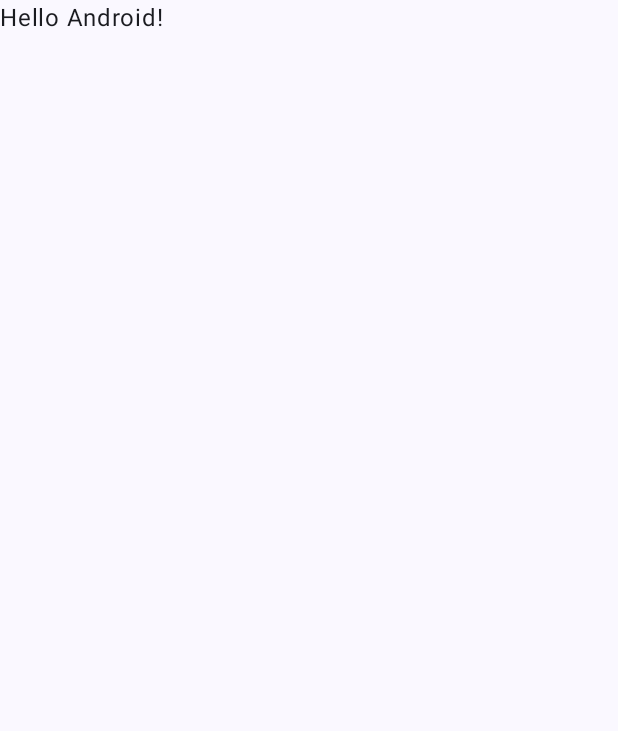
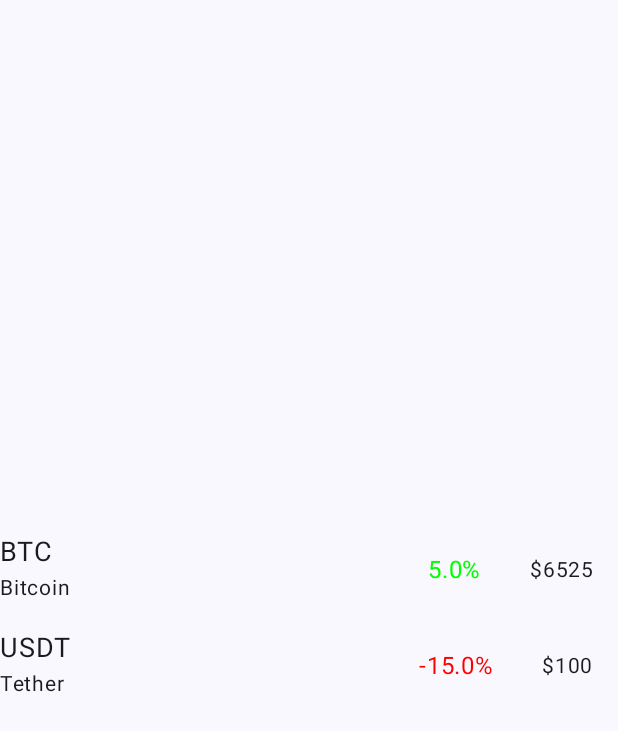
Before and after one commit to herreradiaz14/CoinCap-Android-MSOFT, an Android app built with Jetpack Compose: the screen it shows after launch (MainActivity), on a phone screen of 412 x 824 dp. Before the commit the part shown is almost empty. Shown: the top 731 px of the screen. Run offline under Robolectric (Android 15) with nearby library versions, the phone set to English and light mode, and no system bars; our stand-ins replace Dagger/Hilt's generated code; pictures from the network do not load.

Commit message:
Commit clase de 5 de abril de 2025

```diff
--- a/CoinCapApp/app/src/main/AndroidManifest.xml
+++ b/CoinCapApp/app/src/main/AndroidManifest.xml
@@ -2,7 +2,9 @@
 <manifest xmlns:android="http://schemas.android.com/apk/res/android"
     xmlns:tools="http://schemas.android.com/tools">
 
+    <uses-permission android:name="android.permission.INTERNET" />
     <application
+        android:name=".CoinCapApp"
         android:allowBackup="true"
         android:dataExtractionRules="@xml/data_extraction_rules"
         android:fullBackupContent="@xml/backup_rules"
--- /dev/null
+++ b/CoinCapApp/app/src/main/java/com/example/coincapapp/CoinCapApp.kt
@@ -0,0 +1,7 @@
+package com.example.coincapapp
+import android.app.Application
+import dagger.hilt.android.HiltAndroidApp
+
+@HiltAndroidApp
+class CoinCapApp: Application() {
+}
--- a/CoinCapApp/app/src/main/java/com/example/coincapapp/MainActivity.kt
+++ b/CoinCapApp/app/src/main/java/com/example/coincapapp/MainActivity.kt
@@ -4,14 +4,21 @@ import android.os.Bundle
 import androidx.activity.ComponentActivity
 import androidx.activity.compose.setContent
 import androidx.activity.enableEdgeToEdge
+import androidx.compose.foundation.layout.Arrangement
+import androidx.compose.foundation.layout.Column
+import androidx.compose.foundation.layout.Spacer
 import androidx.compose.foundation.layout.fillMaxSize
 import androidx.compose.foundation.layout.padding
+import androidx.compose.foundation.layout.size
 import androidx.compose.material3.Scaffold
 import androidx.compose.material3.Text
 import androidx.compose.runtime.Composable
 import androidx.compose.ui.Modifier
 import androidx.compose.ui.tooling.preview.Preview
+import androidx.compose.ui.unit.dp
+import com.example.coincapapp.models.Asset
 import com.example.coincapapp.ui.theme.CoinCapAppTheme
+import com.example.coincapapp.views.AssetContainer
 
 class MainActivity : ComponentActivity() {
     override fun onCreate(savedInstanceState: Bundle?) {
@@ -20,28 +27,48 @@ class MainActivity : ComponentActivity() {
         setContent {
             CoinCapAppTheme {
                 Scaffold(modifier = Modifier.fillMaxSize()) { innerPadding ->
-                    Greeting(
-                        name = "Android",
-                        modifier = Modifier.padding(innerPadding)
-                    )
+                    Column (
+                        verticalArrangement = Arrangement.Center,
+                        modifier = Modifier.fillMaxSize()
+                    ) {
+                        AssetContainer(
+                            Asset(
+                                id = "1",
+                                name = "Bitcoin",
+                                symbol = "BTC",
+                                price = "$6525",
+                                percentage = 5.0
+                            )
+                        )
+                        Spacer(modifier = Modifier.size(16.dp))
+                        AssetContainer(
+                            Asset(
+                                id = "2",
+                                name = "Tether",
+                                symbol = "USDT",
+                                price = "$100",
+                                percentage = -15.0
+                            )
+                        )
+                    }
                 }
             }
         }
     }
 }
 
-@Composable
-fun Greeting(name: String, modifier: Modifier = Modifier) {
-    Text(
-        text = "Hello $name!",
-        modifier = modifier
-    )
-}
-
-@Preview(showBackground = true, showSystemUi = true)
-@Composable
-fun GreetingPreview() {
-    CoinCapAppTheme {
-        Greeting("Android")
-    }
-}
+//@Composable
+//fun Greeting(name: String, modifier: Modifier = Modifier) {
+//    Text(
+//        text = "Hello $name!",
+//        modifier = modifier
+//    )
+//}
+//
+//@Preview(showBackground = true, showSystemUi = true)
+//@Composable
+//fun GreetingPreview() {
+//    CoinCapAppTheme {
+//        Greeting("Android")
+//    }
+//}
--- /dev/null
+++ b/CoinCapApp/app/src/main/java/com/example/coincapapp/models/Asset.kt
@@ -0,0 +1,9 @@
+package com.example.coincapapp.models
+
+data class Asset(
+    val id: String,
+    val name: String,
+    val symbol: String,
+    val price: String,
+    val percentage: Double,
+)
--- /dev/null
+++ b/CoinCapApp/app/src/main/java/com/example/coincapapp/views/AssetsView.kt
@@ -0,0 +1,128 @@
+package com.example.coincapapp.views
+
+import androidx.compose.foundation.layout.Arrangement
+import androidx.compose.foundation.layout.Column
+import androidx.compose.foundation.layout.Row
+import androidx.compose.foundation.layout.Spacer
+import androidx.compose.foundation.layout.fillMaxSize
+import androidx.compose.foundation.layout.fillMaxWidth
+import androidx.compose.foundation.layout.padding
+import androidx.compose.foundation.layout.size
+import androidx.compose.material.icons.Icons
+import androidx.compose.material.icons.filled.CheckCircle
+import androidx.compose.material3.Icon
+import androidx.compose.material3.Text
+import androidx.compose.runtime.Composable
+import androidx.compose.ui.Alignment
+import androidx.compose.ui.Modifier
+import androidx.compose.ui.graphics.Color
+import androidx.compose.ui.tooling.preview.Preview
+import androidx.compose.ui.unit.dp
+import androidx.compose.ui.unit.sp
+import coil3.compose.AsyncImage
+import com.example.coincapapp.models.Asset
+
+@Composable
+fun AssetContainer(asset: Asset){
+    Row(
+        verticalAlignment = Alignment.CenterVertically,
+        modifier = Modifier.fillMaxWidth()
+    ) {
+//        Icon(
+//            imageVector = Icons.Filled.CheckCircle,
+//            contentDescription = null,
+//            tint = Color.Red,
+//            modifier = Modifier.padding(horizontal = 8.dp)
+//        )
+
+        AsyncImage(
+            model = "https://assets.coincap.io/assets/icons/${asset.symbol.lowercase()}@2x.png",
+            contentDescription = null
+        )
+
+        Column {
+            Text(
+                text=asset.symbol,
+                fontSize = 18.sp
+            )
+            Text(
+                text=asset.name,
+                fontSize = 14.sp
+            )
+        }
+
+        Spacer(modifier = Modifier.weight(1f))
+
+//        Icon(
+//            imageVector = Icons.Filled.KeyboardArrowUp,
+//            contentDescription = null,
+//            tint = Color.Green
+//        )
+        Text(
+            text = "${asset.percentage}%",
+            fontSize = 16.sp,
+            modifier = Modifier.padding(horizontal = 16.dp),
+            color = if (asset.percentage >= 0) Color.Green else Color.Red
+        )
+
+        Text(
+            text = asset.price,
+            fontSize = 14.sp,
+            modifier = Modifier.padding(horizontal = 16.dp)
+        )
+    }
+}
+
+// Para ver toda la vista UI
+//@Preview(
+//    showBackground = true,
+//    showSystemUi = true
+//)
+//
+//@Composable
+//fun AssetContainerPreview(){
+//    Column (
+//        verticalArrangement = Arrangement.Center,
+//        modifier = Modifier.fillMaxSize()
+//    ) {
+//        AssetContainer()
+//        Spacer(modifier = Modifier.size(16.dp))
+//        AssetContainer()
+//        Spacer(modifier = Modifier.size(16.dp))
+//        AssetContainer()
+//    }
+//}
+
+// Ver solo el componente
+@Preview(
+    showBackground = true,
+    showSystemUi = true
+)
+
+@Composable
+fun AssetContainerPreview(){
+    Column (
+        verticalArrangement = Arrangement.Center,
+        modifier = Modifier.fillMaxSize()
+    ) {
+        AssetContainer(
+            Asset(
+                id = "1",
+                name = "Bitcoin",
+                symbol = "BTC",
+                price = "$6525",
+                percentage = 5.0
+            )
+        )
+        Spacer(modifier = Modifier.size(16.dp))
+        AssetContainer(
+            Asset(
+                id = "2",
+                name = "Tether",
+                symbol = "USDT",
+                price = "$100",
+                percentage = -15.0
+            )
+        )
+    }
+}
--- a/CoinCapApp/build.gradle.kts
+++ b/CoinCapApp/build.gradle.kts
@@ -2,4 +2,6 @@
 plugins {
     alias(libs.plugins.android.application) apply false
     alias(libs.plugins.jetbrains.kotlin.android) apply false
+    alias(libs.plugins.hilt.android) apply false
+    alias(libs.plugins.kotlin.plugin.compose) apply false
 }
```
Also changed, not shown: CoinCapApp/app/build.gradle.kts (+15 -0 lines), CoinCapApp/gradle/libs.versions.toml (+9 -1 lines).
